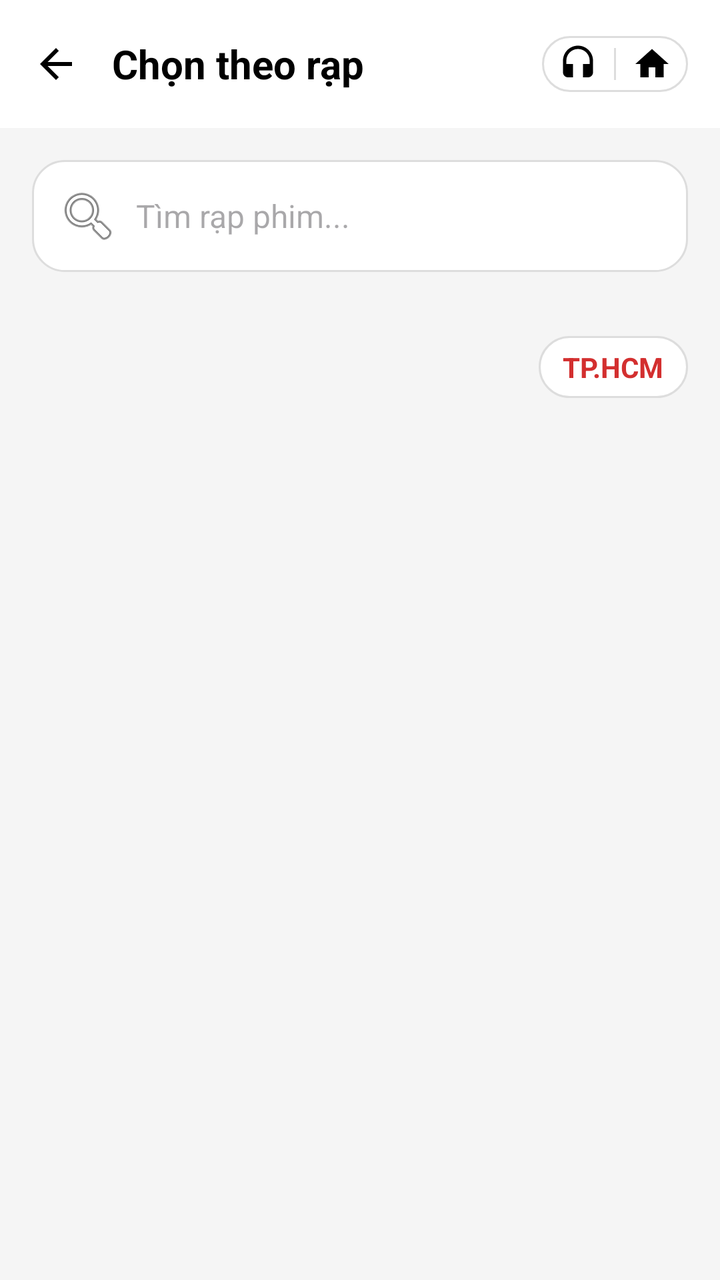
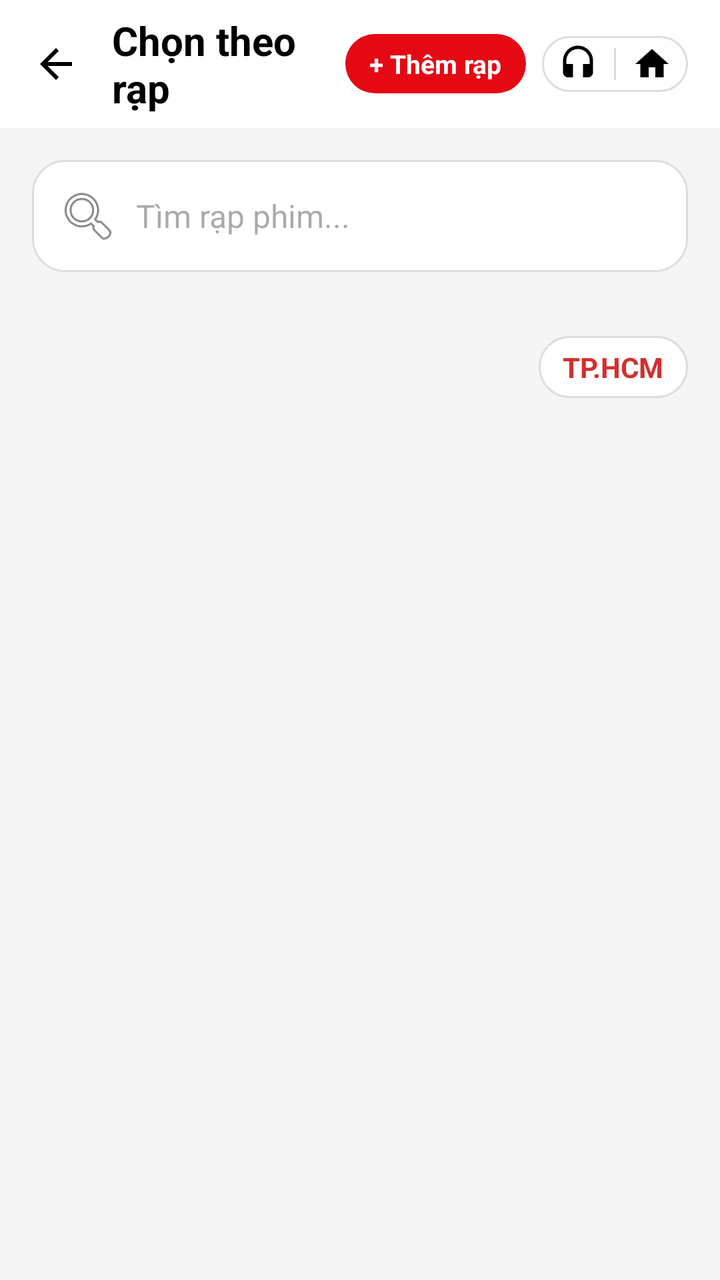

The first picture is an Android layout as it rendered before a commit; the second is the same layout after the commit. The layout source and the unified diff follow.
<!-- AndroidManifest.xml: application theme Theme.BTLCinemaTicketApp -->
<!-- res/layout/fragment_cinema.xml -->
<?xml version="1.0" encoding="utf-8"?>
<LinearLayout xmlns:android="http://schemas.android.com/apk/res/android"
    android:layout_width="match_parent"
    android:layout_height="match_parent"
    android:orientation="vertical"
    android:background="#F5F5F5">

    
    <LinearLayout
        android:layout_width="match_parent"
        android:layout_height="?attr/actionBarSize"
        android:gravity="center_vertical"
        android:orientation="horizontal"
        android:background="#FFFFFF"
        android:paddingHorizontal="16dp">

        <ImageView
            android:id="@+id/ivBack"
            android:layout_width="24dp"
            android:layout_height="24dp"
            android:src="@drawable/ic_arrow_back" />

        <TextView
            android:layout_width="0dp"
            android:layout_height="wrap_content"
            android:layout_weight="1"
            android:layout_marginStart="16dp"
            android:text="Chọn theo rạp"
            android:textColor="#000000"
            android:textSize="20sp"
            android:textStyle="bold" />

        <LinearLayout
            android:layout_width="wrap_content"
            android:layout_height="wrap_content"
            android:background="@drawable/bg_rounded_border"
            android:paddingHorizontal="8dp"
            android:paddingVertical="4dp"
            android:gravity="center">
            <ImageView
                android:layout_width="20dp"
                android:layout_height="20dp"
                android:src="@drawable/ic_headset" />
            <View
                android:layout_width="1dp"
                android:layout_height="16dp"
                android:layout_marginHorizontal="8dp"
                android:background="#DDDDDD" />
            <ImageView
                android:layout_width="20dp"
                android:layout_height="20dp"
                android:src="@drawable/ic_home_top" />
        </LinearLayout>
    </LinearLayout>

    <EditText
        android:id="@+id/etSearch"
        android:layout_width="match_parent"
        android:layout_height="wrap_content"
        android:layout_margin="16dp"
        android:background="@drawable/bg_rounded_border"
        android:hint="Tìm rạp phim..."
        android:padding="12dp"
        android:textSize="16sp"
        android:drawableStart="@android:drawable/ic_menu_search"
        android:drawablePadding="8dp"/>

    <androidx.recyclerview.widget.RecyclerView
        android:id="@+id/rvBrands"
        android:layout_width="match_parent"
        android:layout_height="wrap_content"
        android:paddingHorizontal="8dp"
        android:clipToPadding="false" />

    <LinearLayout
        android:layout_width="match_parent"
        android:layout_height="wrap_content"
        android:orientation="horizontal"
        android:gravity="center_vertical"
        android:paddingHorizontal="16dp"
        android:paddingTop="16dp"
        android:paddingBottom="8dp">

        <TextView
            android:id="@+id/tvCinemaCount"
            android:layout_width="0dp"
            android:layout_height="wrap_content"
            android:layout_weight="1"
            android:textColor="#000000"
            android:textSize="18sp"
            android:textStyle="bold" />

        <TextView
            android:id="@+id/tvLocationFilter"
            android:layout_width="wrap_content"
            android:layout_height="wrap_content"
            android:background="@drawable/bg_rounded_border"
            android:paddingHorizontal="12dp"
            android:paddingVertical="6dp"
            android:text="TP.HCM"
            android:textColor="#D32F2F"
            android:textSize="14sp"
            android:textStyle="bold" />
    </LinearLayout>

    <androidx.recyclerview.widget.RecyclerView
        android:id="@+id/rvCinemas"
        android:layout_width="match_parent"
        android:layout_height="match_parent"
        android:clipToPadding="false" />
</LinearLayout>
<!-- resources referenced by this layout -->
<resources>
  <!-- drawable bg_rounded_border (drawable) -->
  <shape xmlns:android="http://schemas.android.com/apk/res/android">
      <stroke android:color="#DDDDDD" android:width="1dp" />
      <corners android:radius="16dp" />
      <solid android:color="#FFFFFF" />
  </shape>
  <!-- drawable ic_arrow_back (drawable) -->
  <vector xmlns:android="http://schemas.android.com/apk/res/android"
      android:width="24dp" android:height="24dp"
      android:viewportWidth="24.0" android:viewportHeight="24.0">
      <path android:fillColor="#FF000000" android:pathData="M20,11H7.83l5.59,-5.59L12,4l-8,8 8,8 1.41,-1.41L7.83,13H20v-2z"/>
  </vector>
  <!-- drawable ic_headset (drawable) -->
  <vector xmlns:android="http://schemas.android.com/apk/res/android"
      android:width="24dp" android:height="24dp"
      android:viewportWidth="24.0" android:viewportHeight="24.0">
      <path android:fillColor="#FF000000" android:pathData="M12,1c-4.97,0 -9,4.03 -9,9v7c0,1.66 1.34,3 3,3h3v-8H5v-2c0,-3.87 3.13,-7 7,-7s7,3.13 7,7v2h-4v8h3c1.66,0 3,-1.34 3,-3v-7c0,-4.97 -4.03,-9 -9,-9z"/>
  </vector>
  <!-- drawable ic_home_top (drawable) -->
  <vector xmlns:android="http://schemas.android.com/apk/res/android"
      android:width="24dp" android:height="24dp"
      android:viewportWidth="24.0" android:viewportHeight="24.0">
      <path android:fillColor="#FF000000" android:pathData="M10,20v-6h4v6h5v-8h3L12,3 2,12h3v8z"/>
  </vector>
  <style name="Theme.BTLCinemaTicketApp" parent="Base.Theme.BTLCinemaTicketApp" />
  <style name="Base.Theme.BTLCinemaTicketApp" parent="Theme.Material3.DayNight.NoActionBar">
          <item name="colorPrimary">@color/cinema_red</item>
          <item name="colorOnPrimary">@color/white</item>
          
          
      </style>
  <color name="cinema_red">#FFE50914</color>
  <color name="white">#FFFFFFFF</color>
</resources>

<!-- the commit's change to res/layout/fragment_cinema.xml (unified diff, before → after) -->
@@ -28,6 +28,19 @@
             android:text="Chọn theo rạp"
             android:textColor="#000000"
             android:textSize="20sp"
+            android:textStyle="bold" />
+
+        <TextView
+            android:id="@+id/btnCreateCinema"
+            android:layout_width="wrap_content"
+            android:layout_height="wrap_content"
+            android:background="@drawable/bg_btn_book"
+            android:paddingHorizontal="12dp"
+            android:paddingVertical="6dp"
+            android:layout_marginEnd="8dp"
+            android:text="+ Thêm rạp"
+            android:textColor="#FFFFFF"
+            android:textSize="13sp"
             android:textStyle="bold" />
 
         <LinearLayout
<!-- resource entries referenced after the edit -->
@@ -1,5 +1,12 @@
 <!-- resources referenced by this layout -->
 <resources>
+  <!-- drawable bg_btn_book (drawable) -->
+  <?xml version="1.0" encoding="utf-8"?>
+  <shape xmlns:android="http://schemas.android.com/apk/res/android"
+      android:shape="rectangle">
+      <solid android:color="@color/cinema_red" />
+      <corners android:radius="16dp" />
+  </shape>
   <!-- drawable bg_rounded_border (drawable) -->
   <shape xmlns:android="http://schemas.android.com/apk/res/android">
       <stroke android:color="#DDDDDD" android:width="1dp" />
